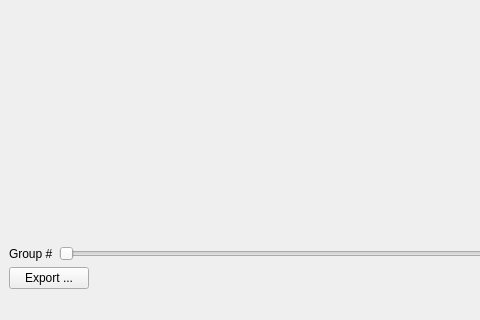
This is ui/ui_file_metadata_display.ui in neutronimaging/python_notebooks as Qt 5 draws it before an edit; both pictures show x 0 to 480 and y 367 to 687 of the 922 by 687 pixel window. The edited form follows.
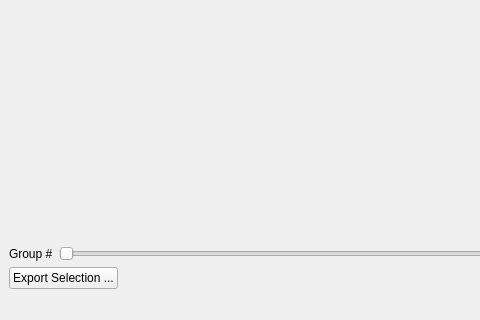
This is the edited form.

Commit message: selection of files and display implemented

What changed in the file:
```diff
--- a/ui/ui_file_metadata_display.ui
+++ b/ui/ui_file_metadata_display.ui
@@ -172,7 +172,7 @@
       <item>
        <widget class="QPushButton" name="export_button">
         <property name="text">
-         <string>Export ...</string>
+         <string>Export Selection ...</string>
         </property>
        </widget>
       </item>
```
Left out of the diff: 73 changed lines with no effect on the pictures. The commit also changes 5 other files.
